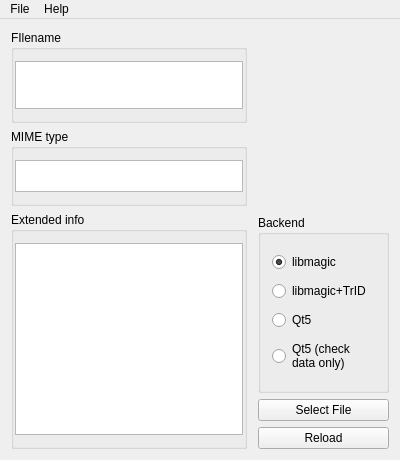
This is fileinsight.ui in jlu5/FileInsight as Qt 5 draws it before an edit. The edited form follows.
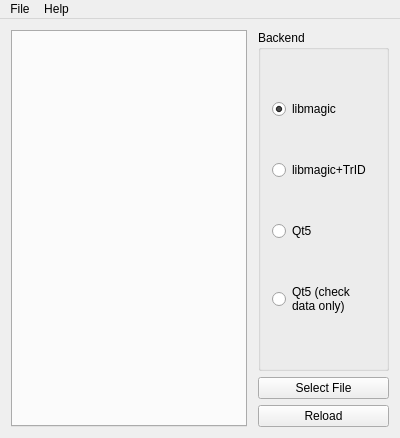
This is the edited form.

Commit message: Redesign UI with tabs & modularize various routines

```diff
--- a/fileinsight.ui
+++ b/fileinsight.ui
@@ -16,132 +16,13 @@
   <widget class="QWidget" name="widget">
    <layout class="QHBoxLayout" name="horizontalLayout">
     <item>
-     <layout class="QVBoxLayout" name="leftside">
-      <item>
-       <widget class="QGroupBox" name="filenameGroup">
-        <property name="title">
-         <string>FIlename</string>
-        </property>
-        <layout class="QVBoxLayout" name="verticalLayout_5">
-         <property name="leftMargin">
-          <number>1</number>
-         </property>
-         <property name="rightMargin">
-          <number>1</number>
-         </property>
-         <item>
-          <widget class="QPlainTextEdit" name="filenameOutput">
-           <property name="minimumSize">
-            <size>
-             <width>0</width>
-             <height>48</height>
-            </size>
-           </property>
-           <property name="readOnly">
-            <bool>true</bool>
-           </property>
-          </widget>
-         </item>
-        </layout>
-       </widget>
-      </item>
-      <item>
-       <widget class="QGroupBox" name="mimeGroup">
-        <property name="title">
-         <string>MIME type</string>
-        </property>
-        <layout class="QVBoxLayout" name="verticalLayout_4">
-         <property name="leftMargin">
-          <number>1</number>
-         </property>
-         <property name="rightMargin">
-          <number>1</number>
-         </property>
-         <item>
-          <widget class="QPlainTextEdit" name="mimeOutput">
-           <property name="sizePolicy">
-            <sizepolicy hsizetype="Expanding" vsizetype="Preferred">
-             <horstretch>0</horstretch>
-             <verstretch>0</verstretch>
-            </sizepolicy>
-           </property>
-           <property name="minimumSize">
-            <size>
-             <width>0</width>
-             <height>32</height>
-            </size>
-           </property>
-           <property name="horizontalScrollBarPolicy">
-            <enum>Qt::ScrollBarAlwaysOff</enum>
-           </property>
-           <property name="readOnly">
-            <bool>true</bool>
-           </property>
-          </widget>
-         </item>
-        </layout>
-       </widget>
-      </item>
-      <item>
-       <widget class="QGroupBox" name="outputGroup">
-        <property name="sizePolicy">
-         <sizepolicy hsizetype="Preferred" vsizetype="Minimum">
-          <horstretch>0</horstretch>
-          <verstretch>0</verstretch>
-         </sizepolicy>
-        </property>
-        <property name="title">
-         <string>Extended info</string>
-        </property>
-        <layout class="QVBoxLayout" name="verticalLayout_3">
-         <property name="leftMargin">
-          <number>1</number>
-         </property>
-         <property name="rightMargin">
-          <number>1</number>
-         </property>
-         <item>
-          <widget class="QPlainTextEdit" name="output">
-           <property name="sizePolicy">
-            <sizepolicy hsizetype="Expanding" vsizetype="Minimum">
-             <horstretch>0</horstretch>
-             <verstretch>0</verstretch>
-            </sizepolicy>
-           </property>
-           <property name="minimumSize">
-            <size>
-             <width>0</width>
-             <height>32</height>
-            </size>
-           </property>
-           <property name="readOnly">
-            <bool>true</bool>
-           </property>
-          </widget>
-         </item>
-        </layout>
-       </widget>
-      </item>
-     </layout>
+     <widget class="QTabWidget" name="tabWidget"/>
     </item>
     <item>
      <layout class="QVBoxLayout" name="rightside">
       <property name="leftMargin">
        <number>5</number>
       </property>
-      <item>
-       <widget class="QLabel" name="iconDisplay">
-        <property name="sizePolicy">
-         <sizepolicy hsizetype="Preferred" vsizetype="Preferred">
-          <horstretch>0</horstretch>
-          <verstretch>0</verstretch>
-         </sizepolicy>
-        </property>
-        <property name="text">
-         <string/>
-        </property>
-       </widget>
-      </item>
       <item>
        <widget class="QGroupBox" name="backendGroup">
         <property name="title">
```
Left out of the diff: 2 changed lines with no effect on the pictures. The commit also changes 7 other files.
